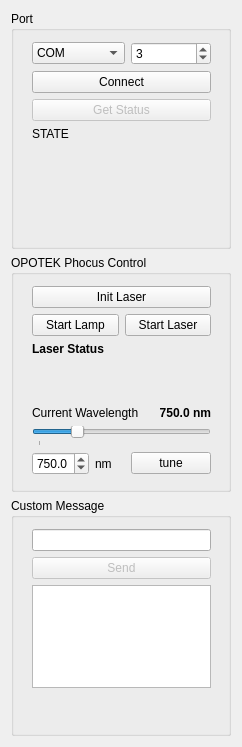
Old version of the form Plugins/org.mitk.gui.qt.lasercontrol/src/internal/QmitkLaserControlControls.ui in the repository MITK/MITK.
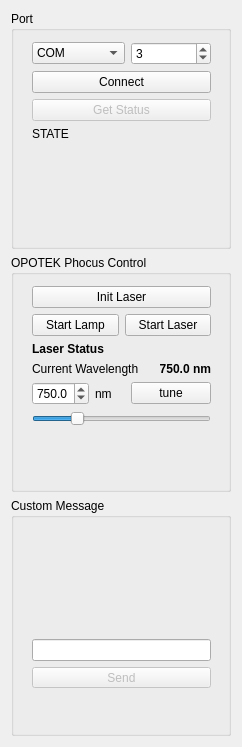
New version of the form.

Patch:
```diff
--- a/Plugins/org.mitk.gui.qt.lasercontrol/src/internal/QmitkLaserControlControls.ui
+++ b/Plugins/org.mitk.gui.qt.lasercontrol/src/internal/QmitkLaserControlControls.ui
@@ -168,19 +168,6 @@
            </property>
           </widget>
          </item>
-         <item>
-          <spacer name="verticalSpacer_2">
-           <property name="orientation">
-            <enum>Qt::Vertical</enum>
-           </property>
-           <property name="sizeHint" stdset="0">
-            <size>
-             <width>20</width>
-             <height>40</height>
-            </size>
-           </property>
-          </spacer>
-         </item>
          <item>
           <layout class="QHBoxLayout" name="horizontalLayout_3">
            <item>
@@ -191,7 +178,7 @@
             </widget>
            </item>
            <item>
-            <widget class="QLabel" name="label_2">
+            <widget class="QLabel" name="labelWavelength">
              <property name="font">
               <font>
                <pointsize>9</pointsize>
@@ -211,34 +198,6 @@
            </item>
           </layout>
          </item>
-         <item>
-          <widget class="QSlider" name="sliderWavelength">
-           <property name="minimum">
-            <number>6900</number>
-           </property>
-           <property name="maximum">
-            <number>9500</number>
-           </property>
-           <property name="singleStep">
-            <number>5</number>
-           </property>
-           <property name="pageStep">
-            <number>100</number>
-           </property>
-           <property name="sliderPosition">
-            <number>7500</number>
-           </property>
-           <property name="orientation">
-            <enum>Qt::Horizontal</enum>
-           </property>
-           <property name="tickPosition">
-            <enum>QSlider::TicksBelow</enum>
-           </property>
-           <property name="tickInterval">
-            <number>10000</number>
-           </property>
-          </widget>
-         </item>
          <item>
           <layout class="QHBoxLayout" name="horizontalLayout">
            <item>
@@ -276,6 +235,47 @@
            </item>
           </layout>
          </item>
+         <item>
+          <widget class="QSlider" name="sliderWavelength">
+           <property name="minimum">
+            <number>6900</number>
+           </property>
+           <property name="maximum">
+            <number>9500</number>
+           </property>
+           <property name="singleStep">
+            <number>5</number>
+           </property>
+           <property name="pageStep">
+            <number>100</number>
+           </property>
+           <property name="sliderPosition">
+            <number>7500</number>
+           </property>
+           <property name="orientation">
+            <enum>Qt::Horizontal</enum>
+           </property>
+           <property name="tickPosition">
+            <enum>QSlider::NoTicks</enum>
+           </property>
+           <property name="tickInterval">
+            <number>10000</number>
+           </property>
+          </widget>
+         </item>
+         <item>
+          <spacer name="verticalSpacer_2">
+           <property name="orientation">
+            <enum>Qt::Vertical</enum>
+           </property>
+           <property name="sizeHint" stdset="0">
+            <size>
+             <width>20</width>
+             <height>40</height>
+            </size>
+           </property>
+          </spacer>
+         </item>
         </layout>
        </widget>
       </widget>
@@ -289,9 +289,9 @@
         <property name="geometry">
          <rect>
           <x>10</x>
-          <y>20</y>
+          <y>130</y>
           <width>201</width>
-          <height>181</height>
+          <height>71</height>
          </rect>
         </property>
         <layout class="QVBoxLayout" name="verticalLayout_2">
@@ -308,9 +308,6 @@
            </property>
           </widget>
          </item>
-         <item>
-          <widget class="QTextBrowser" name="browserResponses"/>
-         </item>
         </layout>
        </widget>
       </widget>
```
